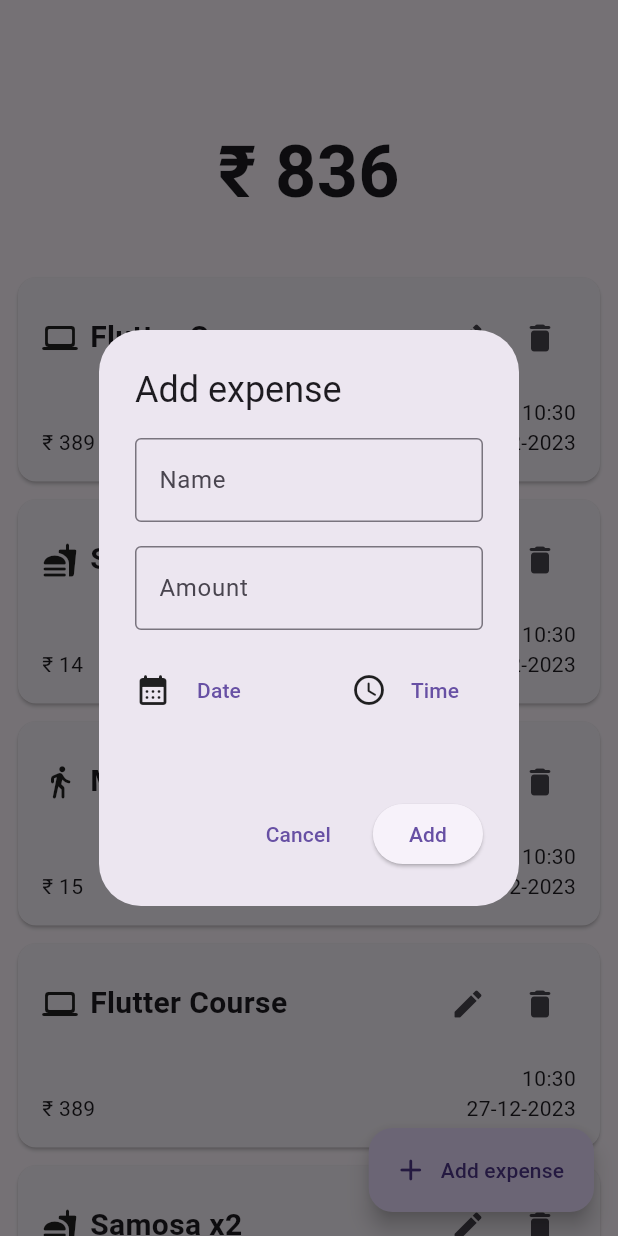
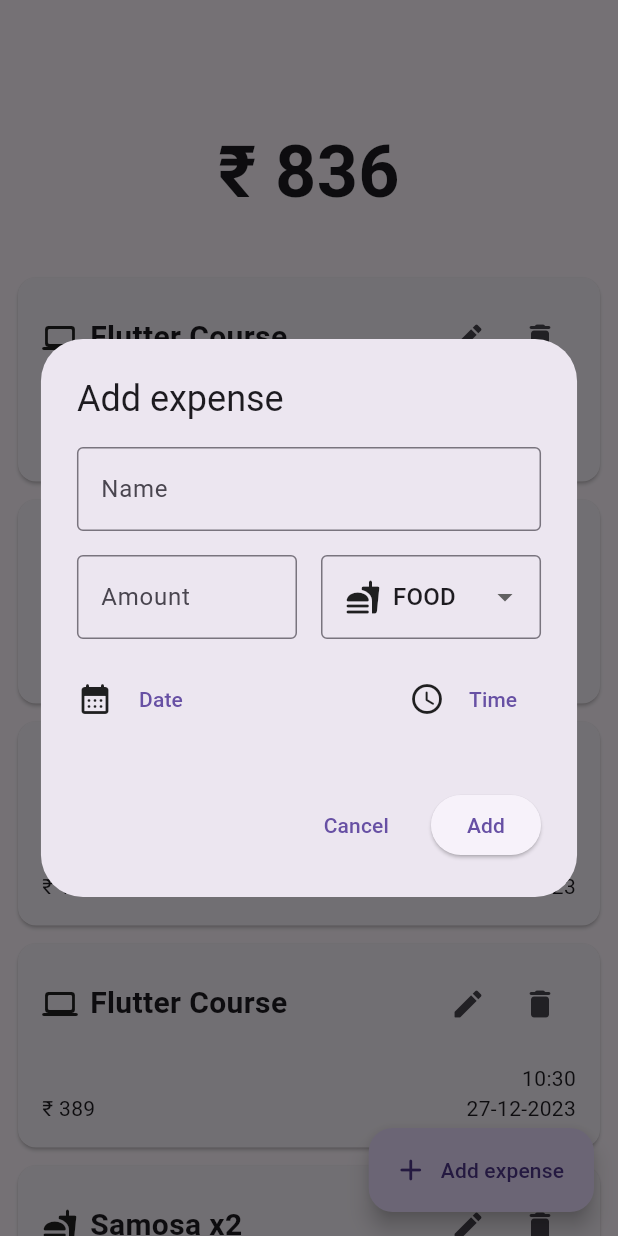
Before and after one commit to kmr-srbh/spend-smart, a Flutter app: the screen it shows after launch, after a tap on "Add expense", on a phone screen of 412 x 824 dp. Run offline on Flutter 3.47's test engine with Material 3 defaults, Android fonts, the phone set to English and light mode, and no system bars; drawn by our look-alikes of dynamic_color.

Commit message:
Added date and time pickers

```diff
--- a/lib/widgets/expense.dart
+++ b/lib/widgets/expense.dart
@@ -27,8 +27,10 @@ class Expense extends StatelessWidget {
   final DateTime time;
   final Category category;
 
-  String get formattedDate => '${date.day}-${date.month}-${date.year}';
-  String get formattedTime => '${time.hour}:${time.minute}';
+  String get formattedDate =>
+      '${date.day.toString()}-${date.month.toString()}-${date.year.toString()}';
+  String get formattedTime =>
+      '${time.hour.toString()}:${time.minute.toString()}';
 
   @override
   Widget build(BuildContext context) => Card(
@@ -54,11 +56,13 @@ class Expense extends StatelessWidget {
                     mainAxisAlignment: MainAxisAlignment.end,
                     children: [
                       IconButton(
-                        onPressed: () {}, // TODO: Add functionality to edit expenses
+                        onPressed:
+                            () {}, // TODO: Add functionality to edit expenses
                         icon: const Icon(Icons.edit_rounded),
                       ),
                       IconButton(
-                        onPressed: () {}, // TODO: Add functionality to delete expenses
+                        onPressed:
+                            () {}, // TODO: Add functionality to delete expenses
                         icon: const Icon(Icons.delete_rounded),
                       )
                     ],
--- a/lib/widgets/home.dart
+++ b/lib/widgets/home.dart
@@ -11,6 +11,14 @@ class Home extends StatefulWidget {
 }
 
 class _Home extends State<Home> {
+  final _nameController = TextEditingController();
+  final _amountController = TextEditingController();
+
+  Category _selectedCategory = Category.food;
+  final now = DateTime.now();
+  DateTime? _selectedDate;
+  TimeOfDay? _selectedTime;
+
   final List<Expense> _registeredExpenses = [
     Expense(
       title: 'Flutter Course',
@@ -67,43 +75,106 @@ class _Home extends State<Home> {
   void _showInputDialog() {
     showDialog(
       context: context,
-      builder: (dialogContext) => AlertDialog(
+      builder: (dialogContext) => StatefulBuilder(builder: (context, setState) {
+        void openDatePicker() async {
+          final chosenDate = await showDatePicker(
+              context: context,
+              firstDate: DateTime(now.year - 1, now.month, now.day),
+              lastDate: now);
+
+          setState(() {
+            _selectedDate = chosenDate;
+          });
+        }
+
+        void openTimePicker() async {
+          final now = DateTime.now();
+          final chosenTime = await showTimePicker(
+              context: context,
+              initialTime: TimeOfDay(hour: now.hour, minute: now.minute));
+
+          setState(() {
+            _selectedTime = chosenTime;
+          });
+        }
+
+        return AlertDialog(
+          insetPadding: const EdgeInsets.symmetric(horizontal: 24),
           title: const Text('Add expense'),
           content: Column(
             mainAxisSize: MainAxisSize.min,
+            crossAxisAlignment: CrossAxisAlignment.start,
             children: [
-            const TextField(
-              decoration: InputDecoration(
+              TextField(
+                decoration: const InputDecoration(
                   border: OutlineInputBorder(),
                   labelText: 'Name',
                   errorText: null,
                 ),
+                controller: _nameController,
               ),
               const SizedBox(height: 16),
-            const TextField(
-              decoration: InputDecoration(
+              Row(
+                children: [
+                  Expanded(
+                    child: TextField(
+                      decoration: const InputDecoration(
                         border: OutlineInputBorder(),
                         labelText: 'Amount',
+                        prefixText: '₹ ',
                         errorText: null,
                       ),
+                      controller: _amountController,
+                    ),
+                  ),
+                  const SizedBox(width: 16),
+                  Expanded(
+                    child: DropdownButtonFormField(
+                        decoration: const InputDecoration(
+                          border: OutlineInputBorder(),
+                        ),
+                        value: _selectedCategory,
+                        items: Category.values
+                            .map((category) => DropdownMenuItem(
+                                value: category,
+                                child: Row(
+                                  children: [
+                                    Icon(categoryIcons[category]),
+                                    const SizedBox(width: 8),
+                                    Text(category.name.toUpperCase())
+                                  ],
+                                )))
+                            .toList(),
+                        onChanged: (category) {
+                          if (category == null) return;
+                          setState(() {
+                            _selectedCategory = category;
+                          });
+                        }),
+                  ),
+                ],
               ),
               const SizedBox(height: 16),
               Row(
                 children: [
                   const Icon(Icons.calendar_month_rounded),
                   TextButton(
-                  onPressed: () {},
-                  child: const Text('Date'),
+                    onPressed: openDatePicker,
+                    child: Text(_selectedDate == null
+                        ? 'Date'
+                        : '${_selectedDate?.day.toString()}-${_selectedDate?.month}-${_selectedDate?.year.toString()}'),
                   ),
                   const Spacer(),
                   const Icon(Icons.access_time_rounded),
                   TextButton(
-                  onPressed: () {},
-                  child: const Text('Time'),
+                    onPressed: openTimePicker,
+                    child: Text(_selectedTime == null
+                        ? 'Time'
+                        : '${_selectedTime?.hour}:${_selectedTime?.minute}'),
                   ),
                 ],
               ),
-            const SizedBox(height: 48),
+              const SizedBox(height: 36),
               Row(
                 mainAxisAlignment: MainAxisAlignment.end,
                 children: [
@@ -122,7 +193,8 @@ class _Home extends State<Home> {
               )
             ],
           ),
-      ),
+        );
+      }),
     );
   }
 
```
Lines whose indentation alone changed are shown as unchanged.
